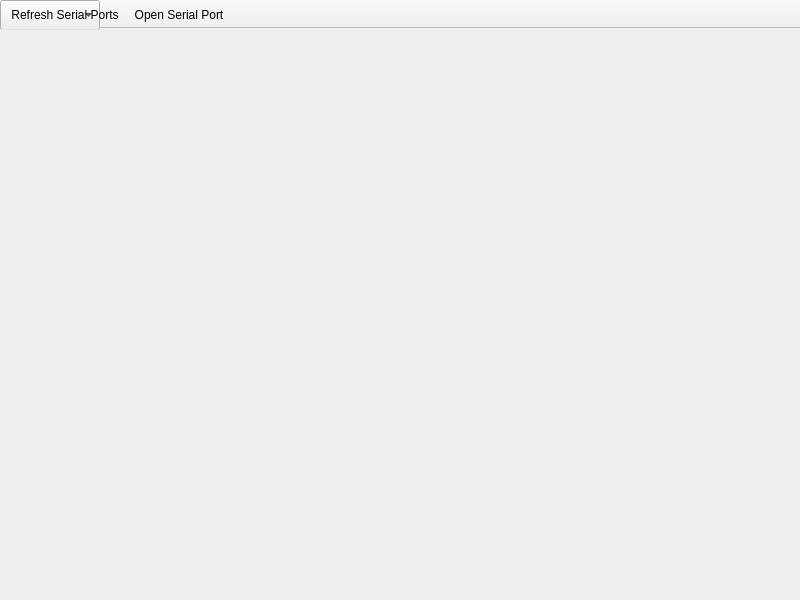
Qt form mainwindow.ui (AirHolic/OSPA) before a commit.
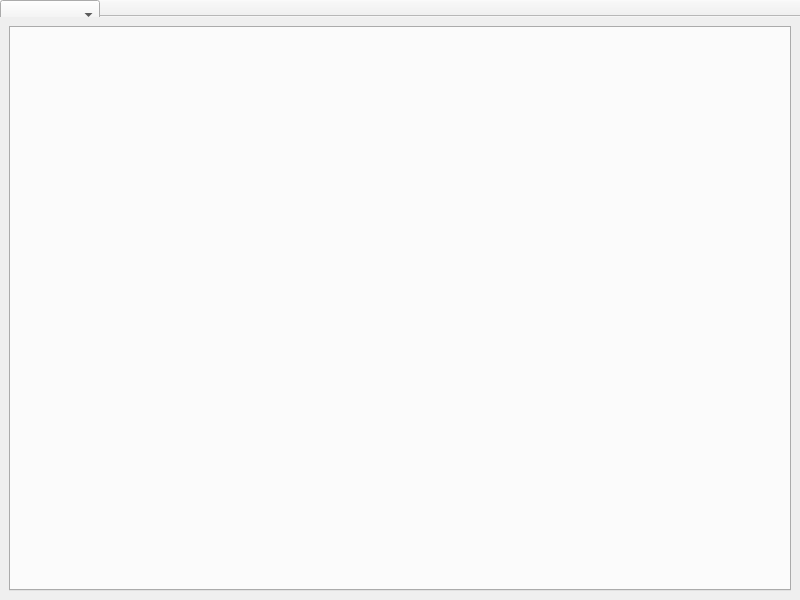
The same form after that commit.

Commit message: 根据cpp程序更新ui界面，便于预览

Patch:
```diff
--- a/mainwindow.ui
+++ b/mainwindow.ui
@@ -11,6 +11,9 @@
     <height>600</height>
    </size>
   </property>
+  <widget class="QWidget" name="centralwidget">
+   <layout class="QVBoxLayout" name="verticalLayout">
+    <item>
   <widget class="QTabWidget" name="tabWidget">
    <property name="tabsClosable">
     <bool>true</bool>
@@ -19,12 +22,15 @@
     <bool>true</bool>
    </property>
   </widget>
+    </item>
+   </layout>
+  </widget>
   <widget class="QToolBar" name="toolBar">
    <property name="movable">
     <bool>false</bool>
    </property>
    <attribute name="toolBarArea">
-    <enum>TopToolBarArea</enum>
+    <enum>Qt::TopToolBarArea</enum>
    </attribute>
    <action name="refreshAction">
     <property name="text">
@@ -36,8 +42,6 @@
      <string>Open Serial Port</string>
     </property>
    </action>
-   <addaction name="refreshAction"/>
-   <addaction name="openAction"/>
    <widget class="QComboBox" name="comboBoxSerialPorts">
     <property name="minimumWidth">
      <number>150</number>
```
Left out of the diff: 4 changed lines with no effect on the pictures. Lines whose indentation alone changed are shown as unchanged. The commit also changes 4 other files.
